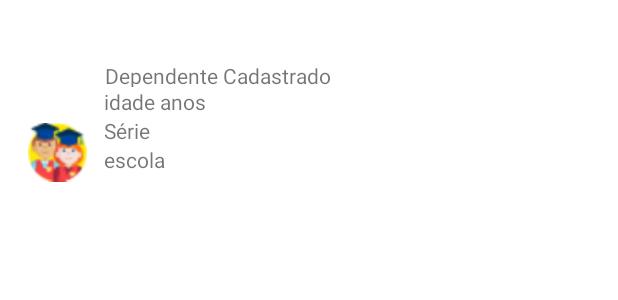
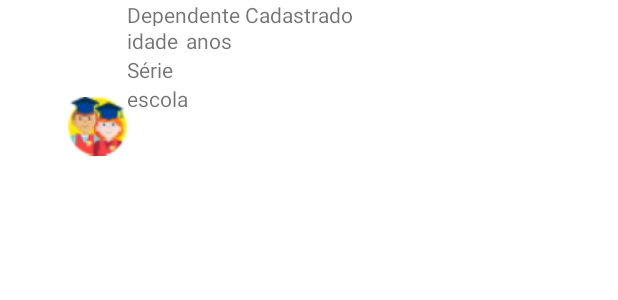
Before and after one commit to danielapandrade/controleEscolarUTFPR, an Android app: the layout layout_dependentes_cadastrados.xml on its own in the app's theme, with its tools: preview values and no code run, on a phone screen of 412 x 824 dp. Shown: the top 300 px of the screen. Run offline under Robolectric (Android 15) with nearby library versions, the phone set to English and light mode, and no system bars.

Commit message:
finalizando atividade 3

```diff
--- a/app/src/main/res/layout/layout_dependentes_cadastrados.xml
+++ b/app/src/main/res/layout/layout_dependentes_cadastrados.xml
@@ -10,12 +10,10 @@
         android:layout_width="281dp"
         android:layout_height="17dp"
         android:text="@string/dependenteCadastrado"
-        app:layout_constraintBottom_toBottomOf="parent"
         app:layout_constraintEnd_toEndOf="parent"
-        app:layout_constraintHorizontal_bias="0.538"
+        app:layout_constraintHorizontal_bias="0.646"
         app:layout_constraintStart_toStartOf="parent"
-        app:layout_constraintTop_toTopOf="parent"
-        app:layout_constraintVertical_bias="0.05" />
+        tools:layout_editor_absoluteY="36dp" />
 
     <TextView
         android:id="@+id/textViewEscolaDependenteCadastrado"
@@ -33,10 +31,12 @@
         android:id="@+id/textViewIdadeDependenteCadastrado"
         android:layout_width="wrap_content"
         android:layout_height="wrap_content"
+        android:layout_marginEnd="5dp"
+        android:layout_marginRight="5dp"
         android:inputType="number"
         android:text="@string/idade"
         app:layout_constraintBottom_toBottomOf="parent"
-        app:layout_constraintEnd_toStartOf="@+id/anos"
+        app:layout_constraintEnd_toEndOf="parent"
         app:layout_constraintHorizontal_bias="0.0"
         app:layout_constraintStart_toStartOf="@+id/textViewDependenteCadastrado"
         app:layout_constraintTop_toBottomOf="@+id/textViewDependenteCadastrado"
@@ -58,27 +58,29 @@
         android:id="@+id/imageView"
         android:layout_width="39dp"
         android:layout_height="48dp"
+        android:layout_marginStart="40dp"
+        android:layout_marginLeft="40dp"
         android:background="#00FFFFFF"
         app:layout_constraintBottom_toBottomOf="parent"
-        app:layout_constraintEnd_toStartOf="@+id/textViewSerieDependenteCadastrado"
-        app:layout_constraintHorizontal_bias="0.619"
+        app:layout_constraintEnd_toStartOf="@+id/textViewEscolaDependenteCadastrado"
+        app:layout_constraintHorizontal_bias="1.0"
         app:layout_constraintStart_toStartOf="parent"
-        app:layout_constraintTop_toTopOf="@+id/textViewDependenteCadastrado"
-        app:layout_constraintVertical_bias="0.050000012"
+        app:layout_constraintTop_toTopOf="parent"
+        app:layout_constraintVertical_bias="0.077"
         tools:srcCompat="@drawable/child" />
 
     <TextView
         android:id="@+id/anos"
         android:layout_width="wrap_content"
         android:layout_height="wrap_content"
-        android:layout_marginStart="3dp"
-        android:layout_marginLeft="3dp"
-        android:layout_marginEnd="275dp"
-        android:layout_marginRight="275dp"
+        android:layout_marginStart="5dp"
+        android:layout_marginLeft="5dp"
         android:text="@string/anos"
         app:layout_constraintBottom_toTopOf="@+id/textViewSerieDependenteCadastrado"
         app:layout_constraintEnd_toEndOf="parent"
+        app:layout_constraintHorizontal_bias="0.0"
         app:layout_constraintStart_toEndOf="@+id/textViewIdadeDependenteCadastrado"
-        app:layout_constraintTop_toBottomOf="@+id/textViewDependenteCadastrado" />
+        app:layout_constraintTop_toBottomOf="@+id/textViewDependenteCadastrado"
+        app:layout_constraintVertical_bias="0.0" />
 
 </androidx.constraintlayout.widget.ConstraintLayout>
```
